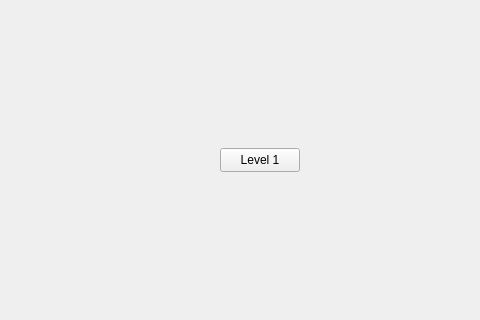
The window that mainwindow.ui (bobelmasry/GeometryDashQT) describes before a commit, drawn with Qt 5; both pictures show x 0 to 480 and y 142 to 462 of the 800 by 600 pixel window.
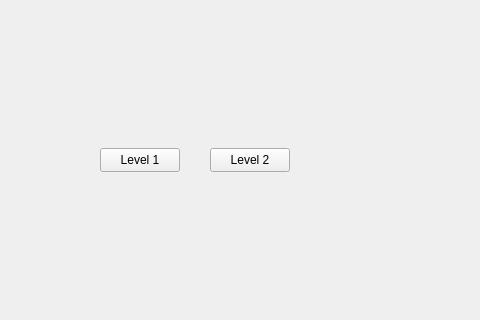
The same window after the commit.

```diff
--- a/mainwindow.ui
+++ b/mainwindow.ui
@@ -17,7 +17,7 @@
    <widget class="QPushButton" name="level1Button">
     <property name="geometry">
      <rect>
-      <x>220</x>
+      <x>100</x>
       <y>290</y>
       <width>80</width>
       <height>24</height>
@@ -27,6 +27,19 @@
      <string>Level 1</string>
     </property>
    </widget>
+   <widget class="QPushButton" name="level2Button">
+    <property name="geometry">
+     <rect>
+      <x>210</x>
+      <y>290</y>
+      <width>80</width>
+      <height>24</height>
+     </rect>
+    </property>
+    <property name="text">
+     <string>Level 2</string>
+    </property>
+   </widget>
   </widget>
   <widget class="QMenuBar" name="menubar">
    <property name="geometry">
```
